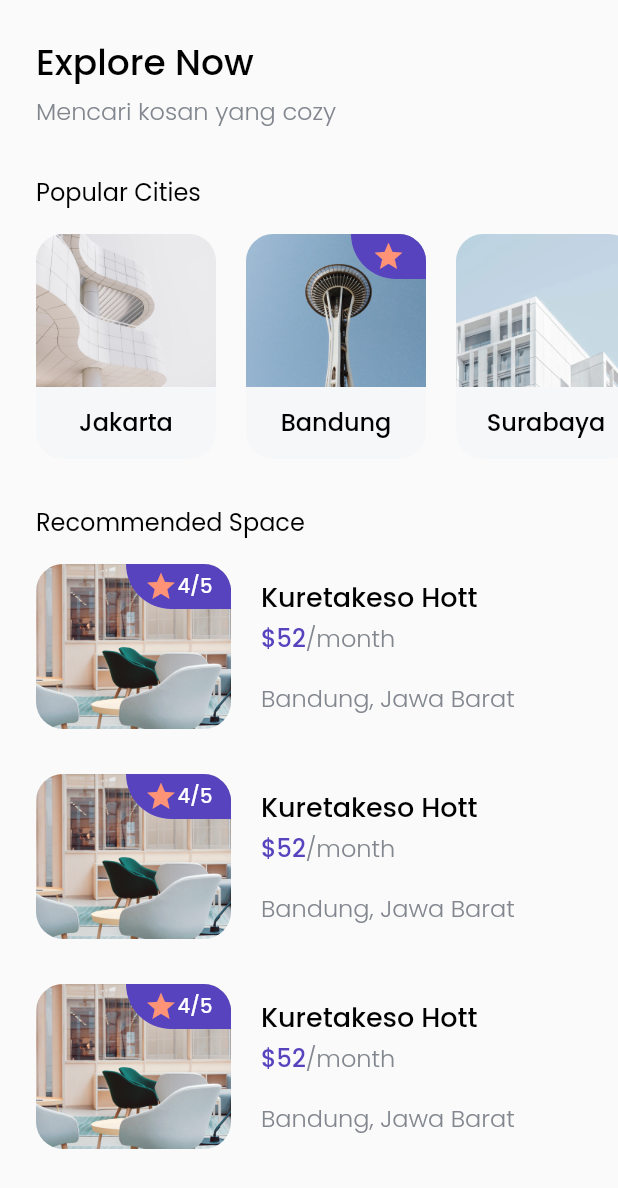
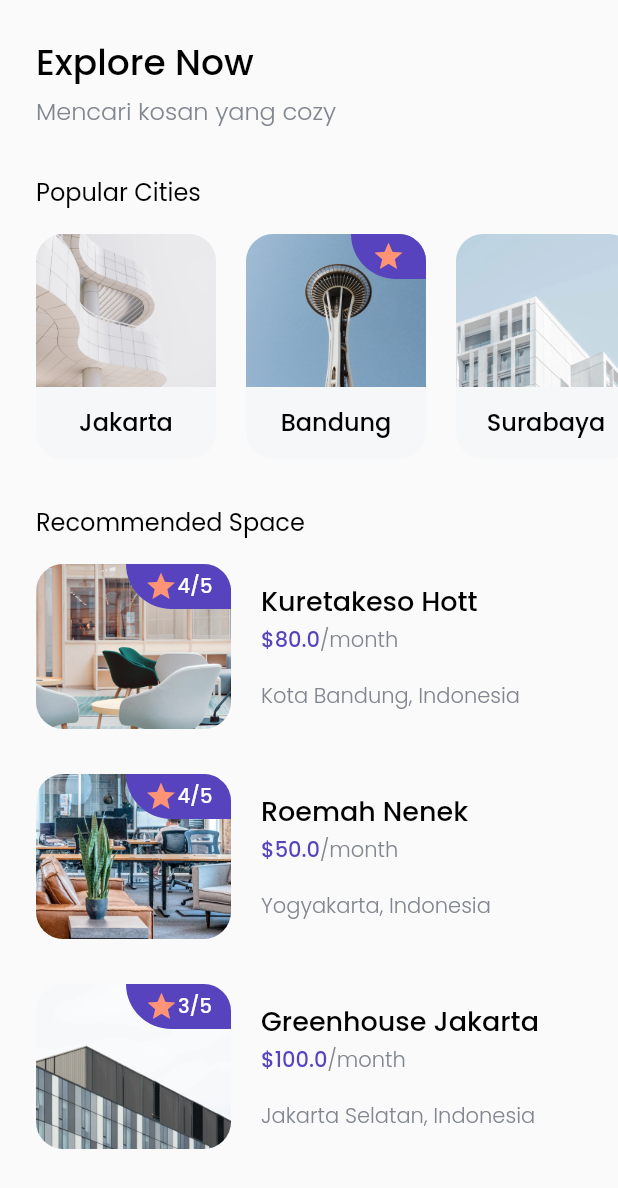
Before and after one commit to HarunNurahman/cozy-home, a Flutter app: the HomeScreen screen opened directly, on a phone screen of 412 x 824 dp. Shown: the top 1188 px of the screen. Run offline on Flutter 3.47's test engine with Material 2 defaults, Android fonts, the phone set to English and light mode, and no system bars; our stand-ins replace device_preview, google_fonts.

Commit message:
Layouting Home Screen

```diff
--- /dev/null
+++ b/lib/models/spaces.dart
@@ -0,0 +1,19 @@
+class Spaces {
+  int id;
+  int rating;
+  double price;
+  String name;
+  String imageUrl;
+  String city;
+  String country;
+
+  Spaces({
+    required this.id,
+    required this.rating,
+    required this.price,
+    required this.name,
+    required this.imageUrl,
+    required this.city,
+    required this.country,
+  });
+}
--- a/lib/pages/home_screen.dart
+++ b/lib/pages/home_screen.dart
@@ -1,5 +1,6 @@
 import 'package:flutter/material.dart';
 import 'package:kosan_apps/models/city.dart';
+import 'package:kosan_apps/models/spaces.dart';
 import 'package:kosan_apps/themes.dart';
 import 'package:kosan_apps/widgets/city_card.dart';
 import 'package:kosan_apps/widgets/space_card.dart';
@@ -102,14 +103,47 @@ class HomeScreen extends StatelessWidget {
                 ),
               ),
               const SizedBox(height: 16),
-              Column(
-                children: [
-                  SpaceCard(),
-                  const SizedBox(height: 30),
-                  SpaceCard(),
-                  const SizedBox(height: 30),
-                  SpaceCard(),
-                ],
+              Padding(
+                padding: EdgeInsets.symmetric(horizontal: edge),
+                child: Column(
+                  children: [
+                    SpaceCard(
+                      Spaces(
+                        id: 1,
+                        rating: 4,
+                        price: 80,
+                        name: 'Kuretakeso Hott',
+                        imageUrl: 'assets/images/img_space_1.png',
+                        city: 'Kota Bandung',
+                        country: 'Indonesia',
+                      ),
+                    ),
+                    const SizedBox(height: 30),
+                    SpaceCard(
+                      Spaces(
+                        id: 2,
+                        rating: 4,
+                        price: 50,
+                        name: 'Roemah Nenek',
+                        imageUrl: 'assets/images/img_space_2.png',
+                        city: 'Yogyakarta',
+                        country: 'Indonesia',
+                      ),
+                    ),
+                    const SizedBox(height: 30),
+                    SpaceCard(
+                      Spaces(
+                        id: 3,
+                        rating: 3,
+                        price: 100,
+                        name: 'Greenhouse Jakarta',
+                        imageUrl: 'assets/images/img_space_3.png',
+                        city: 'Jakarta Selatan',
+                        country: 'Indonesia',
+                      ),
+                    ),
+                  ],
+                ),
               )
             ],
           ),
--- a/lib/widgets/space_card.dart
+++ b/lib/widgets/space_card.dart
@@ -1,14 +1,15 @@
 import 'package:flutter/material.dart';
+import 'package:kosan_apps/models/spaces.dart';
 import 'package:kosan_apps/themes.dart';
 
 class SpaceCard extends StatelessWidget {
-  const SpaceCard({Key? key}) : super(key: key);
+  final Spaces spaces;
+
+  SpaceCard(this.spaces);
 
   @override
   Widget build(BuildContext context) {
-    return Padding(
-      padding: EdgeInsets.symmetric(horizontal: edge),
-      child: Row(
+    return Row(
       children: [
         ClipRRect(
           borderRadius: BorderRadius.circular(18),
@@ -17,7 +18,7 @@ class SpaceCard extends StatelessWidget {
             height: 110,
             child: Stack(
               children: [
-                  Image.asset('assets/images/img_space_1.png'),
+                Image.asset(spaces.imageUrl),
                 Align(
                   alignment: Alignment.topRight,
                   child: Container(
@@ -39,7 +40,7 @@ class SpaceCard extends StatelessWidget {
                           size: 22,
                         ),
                         Text(
-                            '4/5',
+                          '${spaces.rating}/5',
                           style: whiteTextStyle.copyWith(
                             fontSize: 13,
                           ),
@@ -57,31 +58,30 @@ class SpaceCard extends StatelessWidget {
           crossAxisAlignment: CrossAxisAlignment.start,
           children: [
             Text(
-                'Kuretakeso Hott',
+              spaces.name,
               style: blackTextStyle.copyWith(fontSize: 18),
             ),
             const SizedBox(height: 2),
             RichText(
               text: TextSpan(
-                  text: '\$52',
-                  style: purpleTextStyle.copyWith(fontSize: 16),
+                text: '\$${spaces.price}',
+                style: purpleTextStyle.copyWith(fontSize: 14),
                 children: [
                   TextSpan(
                     text: '/month',
-                      style: greyTextStyle.copyWith(fontSize: 16),
+                    style: greyTextStyle.copyWith(fontSize: 14),
                   ),
                 ],
               ),
             ),
             const SizedBox(height: 16),
             Text(
-                'Bandung, Jawa Barat',
-                style: greyTextStyle.copyWith(fontSize: 16),
+              '${spaces.city}, ${spaces.country}',
+              style: greyTextStyle.copyWith(fontSize: 14),
             )
           ],
         )
       ],
-      ),
     );
   }
 }
```
Lines whose indentation alone changed are shown as unchanged.
